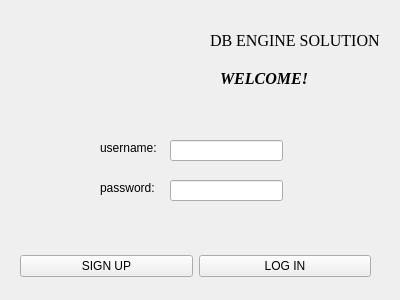
The window that POO---DB-Engine/CLIENT/AuthentificationWindow.ui (stefanungureanu04/POO---DB-Engine) describes before a commit, drawn with Qt 5.
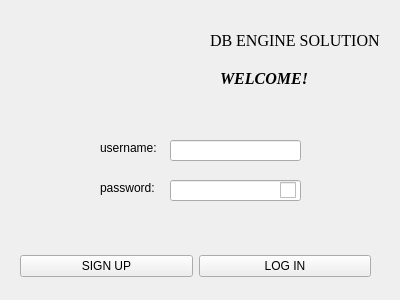
The same window after the commit. Icons and pictures are not drawn.

Patch:
```diff
--- a/POO---DB-Engine/CLIENT/AuthentificationWindow.ui
+++ b/POO---DB-Engine/CLIENT/AuthentificationWindow.ui
@@ -85,7 +85,7 @@
     <rect>
      <x>170</x>
      <y>140</y>
-     <width>113</width>
+     <width>131</width>
      <height>21</height>
     </rect>
    </property>
@@ -95,7 +95,7 @@
     <rect>
      <x>170</x>
      <y>180</y>
-     <width>113</width>
+     <width>131</width>
      <height>21</height>
     </rect>
    </property>
@@ -159,6 +159,33 @@
     <pixmap>Images/AuthentificationWindowImage_size.jpg</pixmap>
    </property>
   </widget>
+  <widget class="QCheckBox" name="showPasswordCheckbox">
+   <property name="geometry">
+    <rect>
+     <x>280</x>
+     <y>180</y>
+     <width>91</width>
+     <height>20</height>
+    </rect>
+   </property>
+   <property name="styleSheet">
+    <string notr="true">QCheckBox::indicator {
+    width: 16px;
+    height: 16px;
+}
+
+QCheckBox::indicator:unchecked {
+    image: url(:/CLIENT/Images/hide_password.jpg);
+}
+
+QCheckBox::indicator:checked {
+    image: url(:/CLIENT/Images/show_password.jpg);
+}</string>
+   </property>
+   <property name="text">
+    <string/>
+   </property>
+  </widget>
  </widget>
  <resources/>
  <connections>
```
